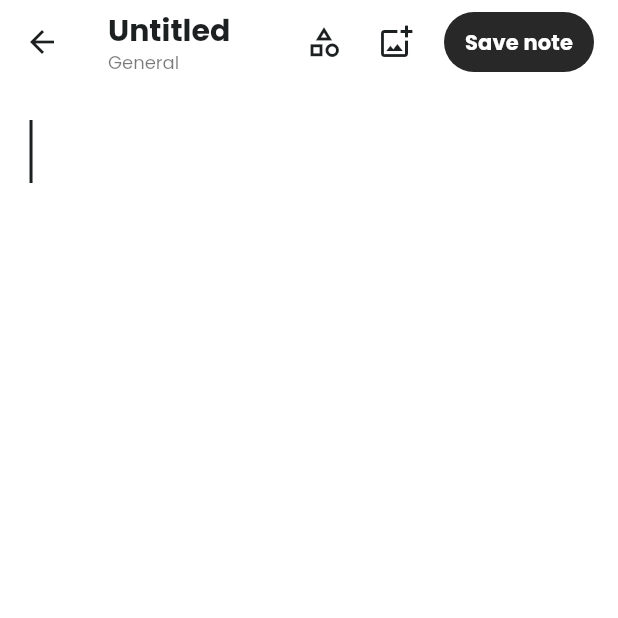
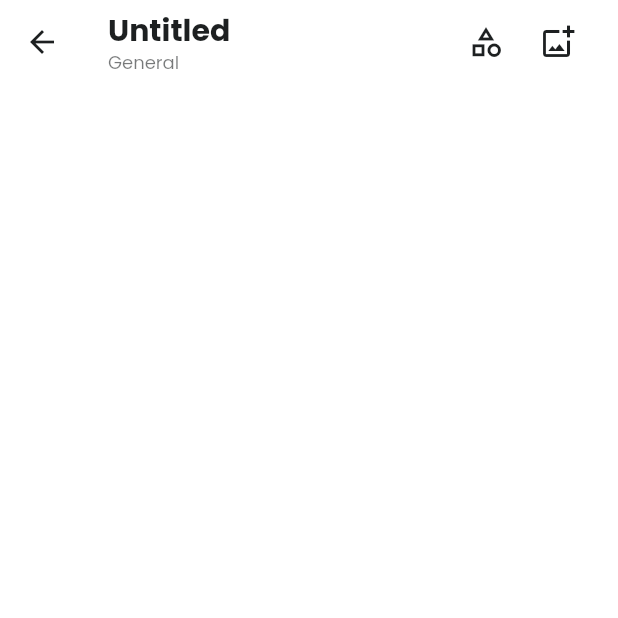
Before and after one commit to infinitelife102/NoteTaking, a Flutter app: the screen it shows after launch, after a tap on "New note", on a phone screen of 412 x 824 dp, the top half of it. Run offline on Flutter 3.47's test engine with Material 3 defaults, Android fonts, the phone set to English and light mode, and no system bars; our stand-ins replace flutter_secure_storage, google_fonts, hive, hive_flutter, image_picker; accounts and stored records are empty.

Commit message:
Auto-save notes

```diff
--- a/lib/note_form_page.dart
+++ b/lib/note_form_page.dart
@@ -27,8 +27,7 @@ class _NoteFormPageState extends State<NoteFormPage> {
   final _uuid = const Uuid();
 
   String _selectedCategory = '';
-  bool _autofocusTitle = true;
-  bool _showSave = false;
+  bool _hasChanges = false;
 
   @override
   void initState() {
@@ -39,12 +38,8 @@ class _NoteFormPageState extends State<NoteFormPage> {
       _contentController.text = note.content;
       _selectedCategory = note.category;
       _mediaData.addAll(note.mediaData);
-      _autofocusTitle = false;
-      _showSave = false;
     } else {
       _selectedCategory = widget.initialCategory ?? (widget.existingCategories.isNotEmpty ? widget.existingCategories.first : 'General');
-      _autofocusTitle = true;
-      _showSave = true;
     }
 
     _titleFocusNode.addListener(_handleFocusChange);
@@ -54,14 +49,16 @@ class _NoteFormPageState extends State<NoteFormPage> {
   }
 
   void _handleFocusChange() {
-    if ((_titleFocusNode.hasFocus || _contentFocusNode.hasFocus) && !_showSave) {
-      setState(() => _showSave = true);
-    }
+    _markChanged();
   }
 
   void _handleTextChange() {
-    if (!_showSave) {
-      setState(() => _showSave = true);
+    _markChanged();
+  }
+
+  void _markChanged() {
+    if (!_hasChanges) {
+      setState(() => _hasChanges = true);
     }
   }
 
@@ -80,7 +77,7 @@ class _NoteFormPageState extends State<NoteFormPage> {
       final bytes = await File(picked.path).readAsBytes();
       setState(() {
         _mediaData.add(bytes);
-        _showSave = true;
+        _hasChanges = true;
       });
     }
   }
@@ -157,6 +154,14 @@ class _NoteFormPageState extends State<NoteFormPage> {
     );
 
     Navigator.pop(context, note);
+  }
+
+  void _autoSave() {
+    if (_hasChanges) {
+      _saveNote();
+    } else {
+      Navigator.pop(context);
+    }
   }
 
   @override
@@ -257,42 +262,22 @@ class _NoteFormPageState extends State<NoteFormPage> {
                     );
                   },
                 ),
-                Padding(
-                  padding: const EdgeInsets.only(left: 8.0),
-                  child: SizedBox(
-                    width: 100,
-                    child: TextButton(
-                      style: TextButton.styleFrom(
-                        backgroundColor: AppColors.secondaryfontColor,
-                        padding: const EdgeInsets.symmetric(horizontal: 12, vertical: 8),
-                        shape: RoundedRectangleBorder(borderRadius: BorderRadius.circular(25)),
-                      ),
-                      onPressed: () {
-                        setState(() => _showSave = !_showSave);
-                        if (!_showSave) {
-                          _saveNote();
-                        } else {
-                          _titleFocusNode.requestFocus();
-                        }
-                      },
-                      child: Text(
-                        _showSave ? 'Save note' : 'Edit note',
-                        style: const TextStyle(color: AppColors.backgroundColor, fontWeight: FontWeight.bold),
-                      ),
-                    ),
-                  ),
-                ),
                 const SizedBox(width: 16),
               ],
             );
           },
         ),
       ),
-      body: Padding(
+      body: PopScope(
+        canPop: false,
+        onPopInvoked: (bool didPop) {
+          if (!didPop) {
+            _autoSave();
+          }
+        },
+        child: Padding(
           padding: const EdgeInsets.fromLTRB(20, 0, 20, 0),
-        child:
-            _showSave
-                ? Column(
+          child: Column(
             children: [
               TextField(
                 controller: _titleController,
@@ -306,25 +291,26 @@ class _NoteFormPageState extends State<NoteFormPage> {
                 maxLines: null,
                 keyboardType: TextInputType.multiline,
                 textCapitalization: TextCapitalization.sentences,
-                      autofocus: _autofocusTitle,
                 cursorColor: AppColors.primaryfontColor,
                 textInputAction: TextInputAction.next,
                 onSubmitted: (_) => FocusScope.of(context).requestFocus(_contentFocusNode),
+                onTap: () {
+                  _titleController.selection = TextSelection.collapsed(offset: _titleController.text.length);
+                },
               ),
               Expanded(
                 child: TextField(
                   controller: _contentController,
                   focusNode: _contentFocusNode,
-                        decoration: const InputDecoration(
-                          border: InputBorder.none,
-                          isCollapsed: true,
-                          contentPadding: EdgeInsets.only(top: 4),
-                        ),
+                  decoration: const InputDecoration(border: InputBorder.none, isCollapsed: true, contentPadding: EdgeInsets.only(top: 4)),
                   style: const TextStyle(fontSize: 16, color: AppColors.primaryfontColor, fontWeight: FontWeight.w500, height: 1.5),
                   maxLines: null,
                   keyboardType: TextInputType.multiline,
                   cursorColor: AppColors.primaryfontColor,
                   scrollPhysics: const BouncingScrollPhysics(),
+                  onTap: () {
+                    _contentController.selection = TextSelection.collapsed(offset: _contentController.text.length);
+                  },
                 ),
               ),
               if (_mediaData.isNotEmpty)
@@ -369,56 +355,6 @@ class _NoteFormPageState extends State<NoteFormPage> {
               const SizedBox(height: 12),
               const SizedBox(height: 48),
             ],
-                )
-                : SingleChildScrollView(
-                  physics: const BouncingScrollPhysics(),
-                  padding: const EdgeInsets.only(bottom: 48),
-                  child: Column(
-                    crossAxisAlignment: CrossAxisAlignment.start,
-                    children: [
-                      TextField(
-                        controller: _titleController,
-                        focusNode: _titleFocusNode,
-                        readOnly: true,
-                        decoration: const InputDecoration(
-                          border: InputBorder.none,
-                          isCollapsed: true,
-                          contentPadding: EdgeInsets.only(top: 8, bottom: 12),
-                        ),
-                        style: const TextStyle(fontSize: 28.0, fontWeight: FontWeight.bold, color: AppColors.primaryfontColor),
-                        maxLines: null,
-                        cursorColor: AppColors.primaryfontColor,
-                      ),
-
-                      if (_titleController.text.isNotEmpty && _contentController.text.isNotEmpty) const SizedBox(height: 4),
-                      TextField(
-                        controller: _contentController,
-                        focusNode: _contentFocusNode,
-                        readOnly: true,
-                        decoration: const InputDecoration(
-                          border: InputBorder.none,
-                          isCollapsed: true,
-                          contentPadding: EdgeInsets.only(top: 4),
-                        ),
-                        style: const TextStyle(fontSize: 16, color: AppColors.primaryfontColor, height: 1.5),
-                        maxLines: null,
-                        keyboardType: TextInputType.multiline,
-                        cursorColor: AppColors.primaryfontColor,
-                      ),
-                      if (_mediaData.isNotEmpty && (_titleController.text.isNotEmpty || _contentController.text.isNotEmpty))
-                        const SizedBox(height: 12),
-                      if (_mediaData.isNotEmpty && _titleController.text.isEmpty && _contentController.text.isEmpty)
-                        const SizedBox(height: 4),
-                      for (final bytes in _mediaData) ...[
-                        Padding(
-                          padding: const EdgeInsets.symmetric(vertical: 4),
-                          child: ClipRRect(
-                            borderRadius: BorderRadius.circular(12),
-                            child: Image.memory(bytes, width: double.infinity, fit: BoxFit.cover),
-                          ),
-                        ),
-                      ],
-                    ],
           ),
         ),
       ),
```
Lines whose indentation alone changed are shown as unchanged.
